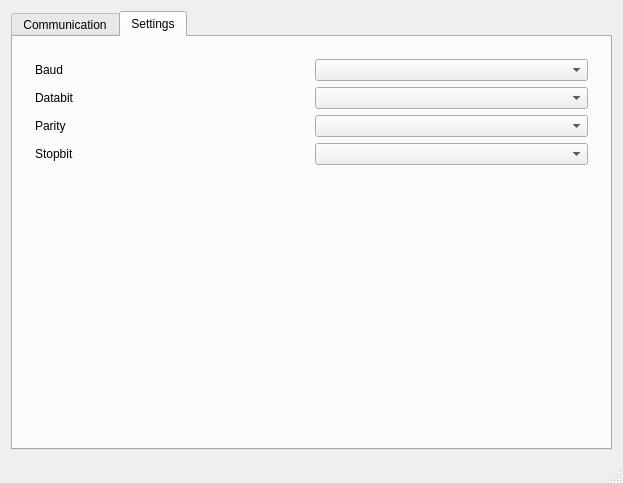
Above: ClockLED/ClockLED.ui from betaros/QtSerialCommunicator before the change. Below: the same form after it.
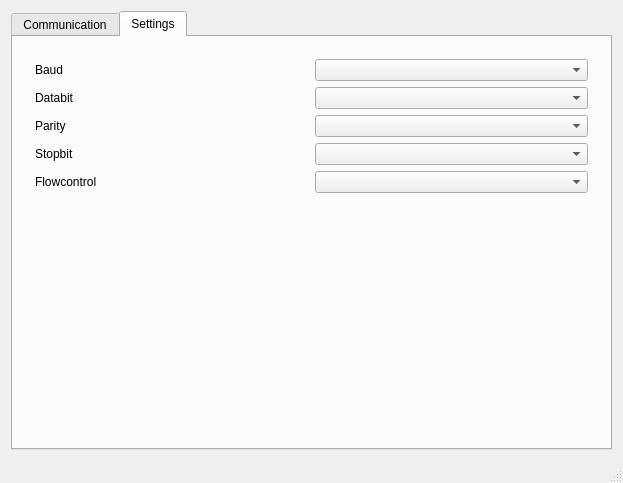
That is the form after the change. The open tabs and pages were chosen to show the change.

Commit message: restructuring includes adding flowcontrol

```diff
--- a/ClockLED/ClockLED.ui
+++ b/ClockLED/ClockLED.ui
@@ -143,7 +143,7 @@
            <item row="1" column="1">
             <widget class="QComboBox" name="cbSettingBaud"/>
            </item>
-           <item row="5" column="0">
+           <item row="6" column="0">
             <spacer name="verticalSpacer">
              <property name="orientation">
               <enum>Qt::Vertical</enum>
@@ -156,6 +156,16 @@
              </property>
             </spacer>
            </item>
+           <item row="5" column="0">
+            <widget class="QLabel" name="lblSettingFlowcontrol">
+             <property name="text">
+              <string>Flowcontrol</string>
+             </property>
+            </widget>
+           </item>
+           <item row="5" column="1">
+            <widget class="QComboBox" name="cbSettingFlowcontrol"/>
+           </item>
           </layout>
          </widget>
         </item>
```
Left out of the diff: 2 changed lines with no effect on the pictures. The commit also changes 7 other files.
